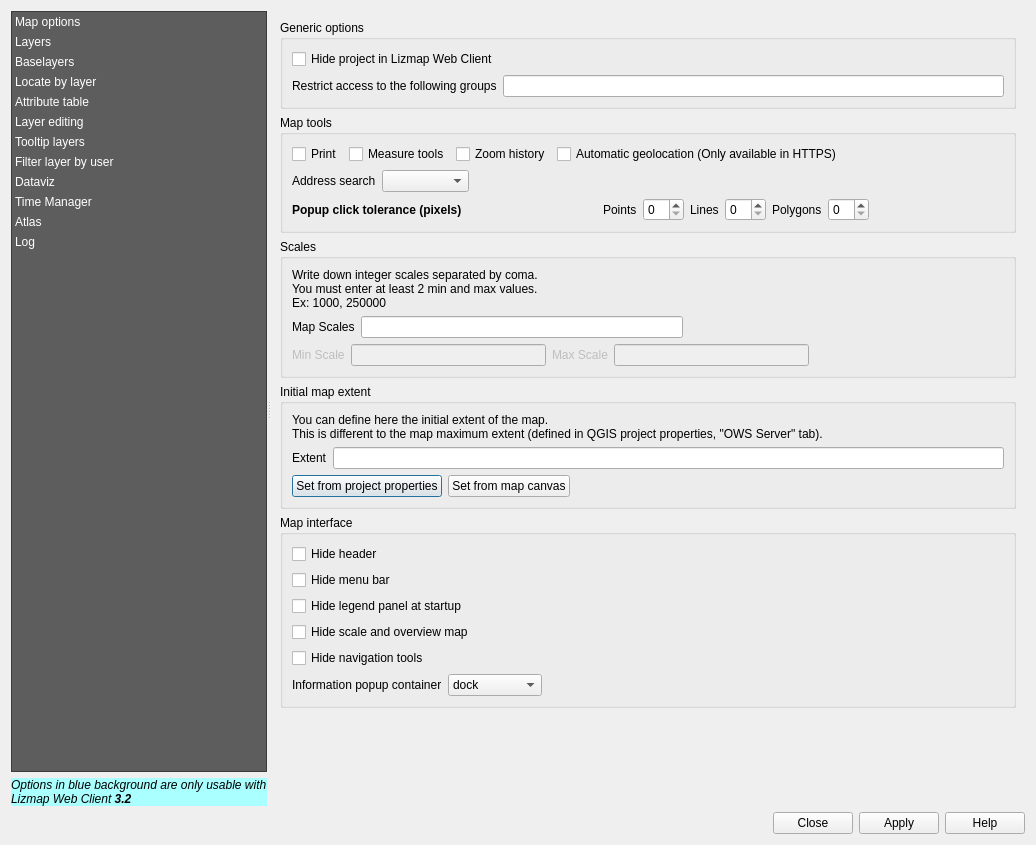
Before: the Qt Designer form ui_lizmap.ui in 3liz/lizmap-plugin, drawn with Qt 5.
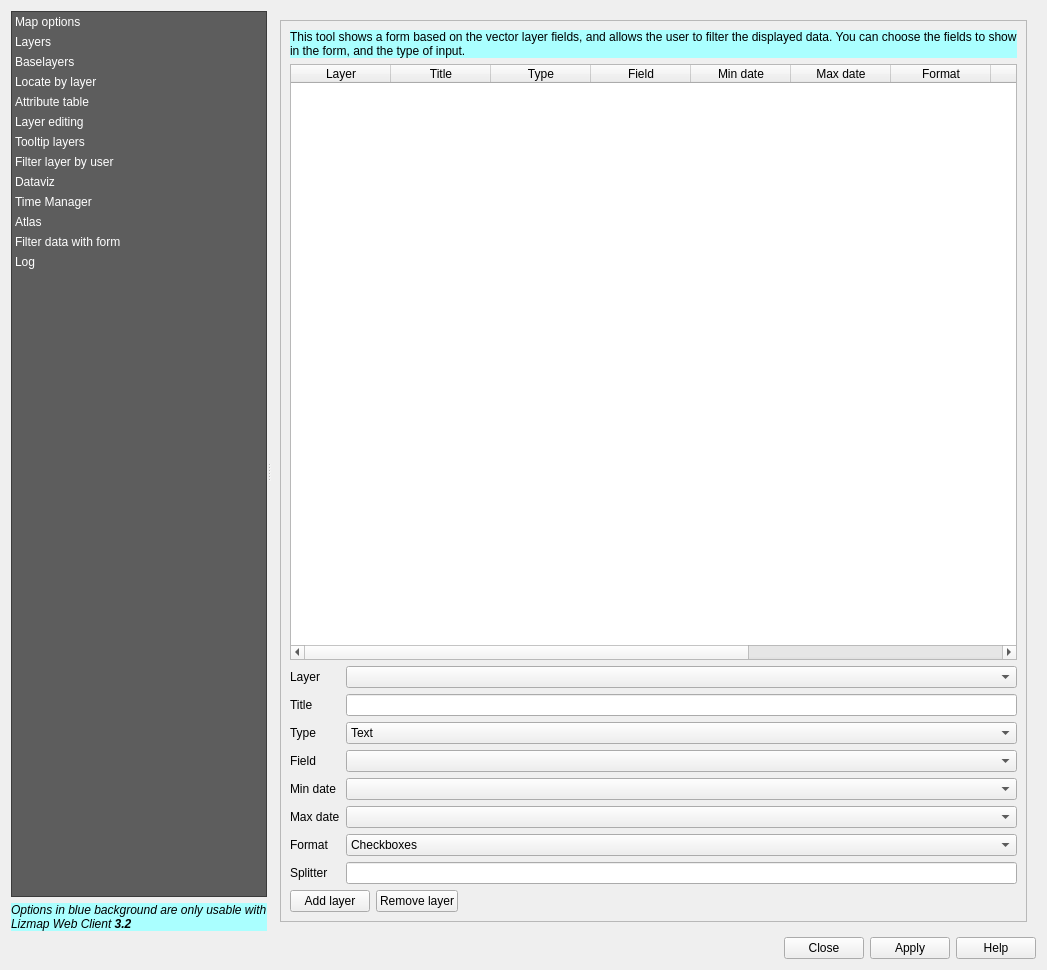
After: the same form once the commit is applied. The open tabs and pages were chosen to show the change. Icons and pictures are not drawn. Custom widgets are drawn as their Qt base class.

Commit message: [FEATURE] Add new tool to configure Form filtering based on db layers

The edit to the form file:
```diff
--- a/ui_lizmap.ui
+++ b/ui_lizmap.ui
@@ -6,8 +6,8 @@
    <rect>
     <x>0</x>
     <y>0</y>
-    <width>1036</width>
-    <height>845</height>
+    <width>1047</width>
+    <height>970</height>
    </rect>
   </property>
   <property name="windowTitle">
@@ -219,6 +219,17 @@
            </iconset>
           </property>
          </item>
+         <item>
+          <property name="text">
+           <string>Filter data with form</string>
+          </property>
+          <property name="icon">
+           <iconset>
+            <normalon>:/plugins/lizmap/icons/filter-icon-white.png</normalon>
+            <selectedon>:/plugins/lizmap/icons/filter-icon-dark.png</selectedon>
+           </iconset>
+          </property>
+         </item>
          <item>
           <property name="text">
            <string>Log</string>
@@ -316,8 +327,8 @@
                <rect>
                 <x>0</x>
                 <y>0</y>
-                <width>820</width>
-                <height>884</height>
+                <width>769</width>
+                <height>921</height>
                </rect>
               </property>
               <layout class="QVBoxLayout" name="verticalLayout_26">
@@ -4432,6 +4443,278 @@
            </item>
           </layout>
          </widget>
+         <widget class="QWidget" name="page_3">
+          <layout class="QVBoxLayout" name="verticalLayout_45">
+           <item>
+            <widget class="QScrollArea" name="scrollArea_13">
+             <property name="widgetResizable">
+              <bool>true</bool>
+             </property>
+             <widget class="QWidget" name="scrollAreaWidgetContents_13">
+              <property name="geometry">
+               <rect>
+                <x>0</x>
+                <y>0</y>
+                <width>749</width>
+                <height>901</height>
+               </rect>
+              </property>
+              <layout class="QVBoxLayout" name="verticalLayout_46">
+               <item>
+                <widget class="QLabel" name="label_99">
+                 <property name="styleSheet">
+                  <string notr="true">background-color:rgb(170, 255, 255);</string>
+                 </property>
+                 <property name="text">
+                  <string>This tool shows a form based on the vector layer fields, and allows the user to filter the displayed data. You can choose the fields to show in the form, and the type of input.</string>
+                 </property>
+                 <property name="wordWrap">
+                  <bool>true</bool>
+                 </property>
+                </widget>
+               </item>
+               <item>
+                <widget class="QTableWidget" name="twFormFilterLayers">
+                 <property name="maximumSize">
+                  <size>
+                   <width>16777215</width>
+                   <height>16777215</height>
+                  </size>
+                 </property>
+                 <property name="editTriggers">
+                  <set>QAbstractItemView::AnyKeyPressed|QAbstractItemView::DoubleClicked|QAbstractItemView::EditKeyPressed|QAbstractItemView::SelectedClicked</set>
+                 </property>
+                 <property name="alternatingRowColors">
+                  <bool>true</bool>
+                 </property>
+                 <property name="selectionMode">
+                  <enum>QAbstractItemView::SingleSelection</enum>
+                 </property>
+                 <property name="selectionBehavior">
+                  <enum>QAbstractItemView::SelectRows</enum>
+                 </property>
+                 <column>
+                  <property name="text">
+                   <string>Layer</string>
+                  </property>
+                 </column>
+                 <column>
+                  <property name="text">
+                   <string>Title</string>
+                  </property>
+                 </column>
+                 <column>
+                  <property name="text">
+                   <string>Type</string>
+                  </property>
+                 </column>
+                 <column>
+                  <property name="text">
+                   <string>Field</string>
+                  </property>
+                 </column>
+                 <column>
+                  <property name="text">
+                   <string>Min date</string>
+                  </property>
+                 </column>
+                 <column>
+                  <property name="text">
+                   <string>Max date</string>
+                  </property>
+                 </column>
+                 <column>
+                  <property name="text">
+                   <string>Format</string>
+                  </property>
+                 </column>
+                 <column>
+                  <property name="text">
+                   <string>Splitter</string>
+                  </property>
+                 </column>
+                 <column>
+                  <property name="text">
+                   <string>Provider</string>
+                  </property>
+                 </column>
+                 <column>
+                  <property name="text">
+                   <string>Layer id</string>
+                  </property>
+                 </column>
+                 <column>
+                  <property name="text">
+                   <string>order</string>
+                  </property>
+                 </column>
+                </widget>
+               </item>
+               <item>
+                <layout class="QGridLayout" name="gridLayout_6">
+                 <item row="5" column="2">
+                  <widget class="QComboBox" name="liFormFilterFieldType">
+                   <item>
+                    <property name="text">
+                     <string>Text</string>
+                    </property>
+                   </item>
+                   <item>
+                    <property name="text">
+                     <string>Unique values</string>
+                    </property>
+                   </item>
+                   <item>
+                    <property name="text">
+                     <string>Numeric</string>
+                    </property>
+                   </item>
+                   <item>
+                    <property name="text">
+                     <string>Date</string>
+                    </property>
+                   </item>
+                  </widget>
+                 </item>
+                 <item row="10" column="2">
+                  <widget class="QLineEdit" name="liFormFilterSplitter"/>
+                 </item>
+                 <item row="8" column="2">
+                  <widget class="QgsFieldComboBox" name="liFormFilterMaxDate">
+                   <property name="allowEmptyFieldName">
+                    <bool>true</bool>
+                   </property>
+                  </widget>
+                 </item>
+                 <item row="7" column="0">
+                  <widget class="QLabel" name="label_107">
+                   <property name="text">
+                    <string>Min date</string>
+                   </property>
+                  </widget>
+                 </item>
+                 <item row="3" column="0">
+                  <widget class="QLabel" name="label_104">
+                   <property name="text">
+                    <string>Title</string>
+                   </property>
+                  </widget>
+                 </item>
+                 <item row="8" column="0">
+                  <widget class="QLabel" name="label_106">
+                   <property name="text">
+                    <string>Max date</string>
+                   </property>
+                  </widget>
+                 </item>
+                 <item row="5" column="0">
+                  <widget class="QLabel" name="label_102">
+                   <property name="text">
+                    <string>Type</string>
+                   </property>
+                  </widget>
+                 </item>
+                 <item row="7" column="2">
+                  <widget class="QgsFieldComboBox" name="liFormFilterMinDate">
+                   <property name="allowEmptyFieldName">
+                    <bool>true</bool>
+                   </property>
+                  </widget>
+                 </item>
+                 <item row="9" column="2">
+                  <widget class="QComboBox" name="liFormFilterFormat">
+                   <item>
+                    <property name="text">
+                     <string>Checkboxes</string>
+                    </property>
+                   </item>
+                   <item>
+                    <property name="text">
+                     <string>Combo box</string>
+                    </property>
+                   </item>
+                  </widget>
+                 </item>
+                 <item row="6" column="0">
+                  <widget class="QLabel" name="label_100">
+                   <property name="text">
+                    <string>Field</string>
+                   </property>
+                  </widget>
+                 </item>
+                 <item row="9" column="0">
+                  <widget class="QLabel" name="label_101">
+                   <property name="text">
+                    <string>Format</string>
+                   </property>
+                  </widget>
+                 </item>
+                 <item row="10" column="0">
+                  <widget class="QLabel" name="label_105">
+                   <property name="text">
+                    <string>Splitter</string>
+                   </property>
+                  </widget>
+                 </item>
+                 <item row="6" column="2">
+                  <widget class="QgsFieldComboBox" name="liFormFilterField">
+                   <property name="allowEmptyFieldName">
+                    <bool>true</bool>
+                   </property>
+                  </widget>
+                 </item>
+                 <item row="2" column="0">
+                  <widget class="QLabel" name="label_103">
+                   <property name="text">
+                    <string>Layer</string>
+                   </property>
+                  </widget>
+                 </item>
+                 <item row="2" column="2">
+                  <widget class="QgsMapLayerComboBox" name="liFormFilterLayer"/>
+                 </item>
+                 <item row="3" column="2">
+                  <widget class="QLineEdit" name="inFormFilterFieldTitle"/>
+                 </item>
+                </layout>
+               </item>
+               <item>
+                <layout class="QHBoxLayout" name="horizontalLayout_38">
+                 <item>
+                  <widget class="QPushButton" name="btFormFilterAddField">
+                   <property name="text">
+                    <string>Add layer</string>
+                   </property>
+                  </widget>
+                 </item>
+                 <item>
+                  <widget class="QPushButton" name="btFormFilterRemoveField">
+                   <property name="text">
+                    <string>Remove layer</string>
+                   </property>
+                  </widget>
+                 </item>
+                 <item>
+                  <spacer name="horizontalSpacer_38">
+                   <property name="orientation">
+                    <enum>Qt::Horizontal</enum>
+                   </property>
+                   <property name="sizeHint" stdset="0">
+                    <size>
+                     <width>40</width>
+                     <height>20</height>
+                    </size>
+                   </property>
+                  </spacer>
+                 </item>
+                </layout>
+               </item>
+              </layout>
+             </widget>
+            </widget>
+           </item>
+          </layout>
+         </widget>
          <widget class="QWidget" name="pageLog">
           <layout class="QVBoxLayout" name="verticalLayout_40">
            <property name="leftMargin">
```
Left out of the diff: 242 changed lines with no effect on the pictures. The commit also changes 6 other files.
